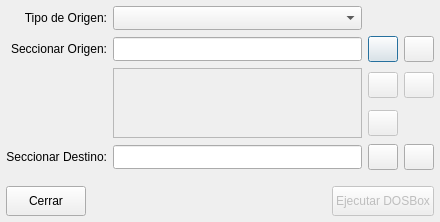
Old version of the form ui/instalar_juego.ui in the repository Monthy/gr-lida.
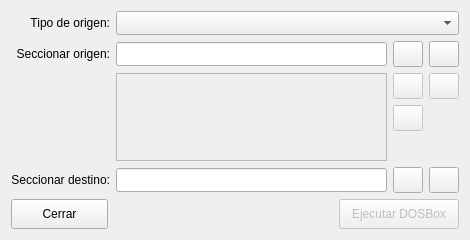
New version of the form. Icons and pictures are not drawn.

```diff
--- a/ui/instalar_juego.ui
+++ b/ui/instalar_juego.ui
@@ -6,22 +6,10 @@
    <rect>
     <x>0</x>
     <y>0</y>
-    <width>440</width>
-    <height>222</height>
+    <width>470</width>
+    <height>240</height>
    </rect>
   </property>
-  <property name="minimumSize">
-   <size>
-    <width>440</width>
-    <height>222</height>
-   </size>
-  </property>
-  <property name="maximumSize">
-   <size>
-    <width>440</width>
-    <height>222</height>
-   </size>
-  </property>
   <property name="windowTitle">
    <string> Instalar un Juego mediante DOSBox</string>
   </property>
@@ -29,277 +17,165 @@
    <iconset resource="../res/grlida.qrc">
     <normaloff>:/img16/applications.png</normaloff>:/img16/applications.png</iconset>
   </property>
-  <layout class="QVBoxLayout" name="verticalLayout">
-   <property name="margin">
-    <number>6</number>
-   </property>
-   <item>
-    <layout class="QGridLayout" name="gridLayout">
-     <item row="0" column="0">
-      <widget class="QLabel" name="label_1">
-       <property name="text">
-        <string>Tipo de Origen:</string>
-       </property>
-       <property name="alignment">
-        <set>Qt::AlignRight|Qt::AlignTrailing|Qt::AlignVCenter</set>
-       </property>
-      </widget>
-     </item>
-     <item row="0" column="1">
-      <widget class="QComboBox" name="cbxMontaje_type_drive">
-       <property name="sizePolicy">
-        <sizepolicy hsizetype="Expanding" vsizetype="Fixed">
-         <horstretch>0</horstretch>
-         <verstretch>0</verstretch>
-        </sizepolicy>
-       </property>
-       <property name="minimumSize">
-        <size>
-         <width>0</width>
-         <height>24</height>
-        </size>
-       </property>
-      </widget>
-     </item>
-     <item row="1" column="1">
-      <widget class="QLineEdit" name="txtOrigenPath">
-       <property name="minimumSize">
-        <size>
-         <width>0</width>
-         <height>24</height>
-        </size>
-       </property>
-      </widget>
-     </item>
-     <item row="1" column="2">
-      <widget class="QPushButton" name="btnOrigen">
-       <property name="minimumSize">
-        <size>
-         <width>30</width>
-         <height>26</height>
-        </size>
-       </property>
-       <property name="maximumSize">
-        <size>
-         <width>30</width>
-         <height>26</height>
-        </size>
-       </property>
-       <property name="text">
-        <string/>
-       </property>
-       <property name="icon">
-        <iconset resource="../res/grlida.qrc">
-         <normaloff>:/img16/carpeta_0.png</normaloff>:/img16/carpeta_0.png</iconset>
-       </property>
-      </widget>
-     </item>
-     <item row="1" column="3">
-      <widget class="QPushButton" name="btnOrigenClear">
-       <property name="minimumSize">
-        <size>
-         <width>30</width>
-         <height>26</height>
-        </size>
-       </property>
-       <property name="maximumSize">
-        <size>
-         <width>30</width>
-         <height>26</height>
-        </size>
-       </property>
-       <property name="text">
-        <string/>
-       </property>
-       <property name="icon">
-        <iconset resource="../res/grlida.qrc">
-         <normaloff>:/img16/limpiar.png</normaloff>:/img16/limpiar.png</iconset>
-       </property>
-      </widget>
-     </item>
-     <item row="2" column="1" rowspan="2">
-      <widget class="QListWidget" name="lwOrigenMultiPath">
-       <property name="enabled">
-        <bool>false</bool>
-       </property>
-       <property name="minimumSize">
-        <size>
-         <width>0</width>
-         <height>70</height>
-        </size>
-       </property>
-      </widget>
-     </item>
-     <item row="2" column="2">
-      <widget class="QPushButton" name="btnSubirIso">
-       <property name="enabled">
-        <bool>false</bool>
-       </property>
-       <property name="minimumSize">
-        <size>
-         <width>30</width>
-         <height>26</height>
-        </size>
-       </property>
-       <property name="maximumSize">
-        <size>
-         <width>30</width>
-         <height>26</height>
-        </size>
-       </property>
-       <property name="text">
-        <string/>
-       </property>
-       <property name="icon">
-        <iconset resource="../res/grlida.qrc">
-         <normaloff>:/img16/go-up.png</normaloff>:/img16/go-up.png</iconset>
-       </property>
-      </widget>
-     </item>
-     <item row="2" column="3">
-      <widget class="QPushButton" name="btnDeleteIso">
-       <property name="enabled">
-        <bool>false</bool>
-       </property>
-       <property name="minimumSize">
-        <size>
-         <width>30</width>
-         <height>26</height>
-        </size>
-       </property>
-       <property name="maximumSize">
-        <size>
-         <width>30</width>
-         <height>26</height>
-        </size>
-       </property>
-       <property name="text">
-        <string/>
-       </property>
-       <property name="icon">
-        <iconset resource="../res/grlida.qrc">
-         <normaloff>:/img16/cancelar.png</normaloff>:/img16/cancelar.png</iconset>
-       </property>
-      </widget>
-     </item>
-     <item row="3" column="2">
-      <widget class="QPushButton" name="btnBajarIso">
-       <property name="enabled">
-        <bool>false</bool>
-       </property>
-       <property name="minimumSize">
-        <size>
-         <width>30</width>
-         <height>26</height>
-        </size>
-       </property>
-       <property name="maximumSize">
-        <size>
-         <width>30</width>
-         <height>26</height>
-        </size>
-       </property>
-       <property name="text">
-        <string/>
-       </property>
-       <property name="icon">
-        <iconset resource="../res/grlida.qrc">
-         <normaloff>:/img16/go-down.png</normaloff>:/img16/go-down.png</iconset>
-       </property>
-      </widget>
-     </item>
-     <item row="4" column="0">
-      <widget class="QLabel" name="label">
-       <property name="text">
-        <string>Seccionar Destino:</string>
-       </property>
-       <property name="alignment">
-        <set>Qt::AlignRight|Qt::AlignTrailing|Qt::AlignVCenter</set>
-       </property>
-      </widget>
-     </item>
-     <item row="4" column="1">
-      <widget class="QLineEdit" name="txtDestinoPath">
-       <property name="minimumSize">
-        <size>
-         <width>0</width>
-         <height>24</height>
-        </size>
-       </property>
-      </widget>
-     </item>
-     <item row="4" column="2">
-      <widget class="QPushButton" name="btnDestino">
-       <property name="minimumSize">
-        <size>
-         <width>30</width>
-         <height>26</height>
-        </size>
-       </property>
-       <property name="maximumSize">
-        <size>
-         <width>30</width>
-         <height>26</height>
-        </size>
-       </property>
-       <property name="text">
-        <string/>
-       </property>
-       <property name="icon">
-        <iconset resource="../res/grlida.qrc">
-         <normaloff>:/img16/carpeta_0.png</normaloff>:/img16/carpeta_0.png</iconset>
-       </property>
-      </widget>
-     </item>
-     <item row="4" column="3">
-      <widget class="QPushButton" name="btnDestinoClear">
-       <property name="minimumSize">
-        <size>
-         <width>30</width>
-         <height>26</height>
-        </size>
-       </property>
-       <property name="maximumSize">
-        <size>
-         <width>30</width>
-         <height>26</height>
-        </size>
-       </property>
-       <property name="text">
-        <string/>
-       </property>
-       <property name="icon">
-        <iconset resource="../res/grlida.qrc">
-         <normaloff>:/img16/limpiar.png</normaloff>:/img16/limpiar.png</iconset>
-       </property>
-      </widget>
-     </item>
-     <item row="1" column="0">
-      <widget class="QLabel" name="label_2">
-       <property name="text">
-        <string>Seccionar Origen:</string>
-       </property>
-       <property name="alignment">
-        <set>Qt::AlignRight|Qt::AlignTrailing|Qt::AlignVCenter</set>
-       </property>
-      </widget>
-     </item>
-    </layout>
+  <layout class="QGridLayout" name="gridLayout">
+   <item row="2" column="2">
+    <widget class="QPushButton" name="btnSubirIso">
+     <property name="enabled">
+      <bool>false</bool>
+     </property>
+     <property name="minimumSize">
+      <size>
+       <width>30</width>
+       <height>26</height>
+      </size>
+     </property>
+     <property name="maximumSize">
+      <size>
+       <width>30</width>
+       <height>26</height>
+      </size>
+     </property>
+     <property name="text">
+      <string/>
+     </property>
+     <property name="icon">
+      <iconset resource="../res/gr-lida.qrc">
+       <normaloff>:/img16/go-up.png</normaloff>:/img16/go-up.png</iconset>
+     </property>
+    </widget>
    </item>
-   <item>
-    <spacer name="verticalSpacer">
-     <property name="orientation">
-      <enum>Qt::Vertical</enum>
+   <item row="1" column="3">
+    <widget class="QPushButton" name="btnClearDirFile">
+     <property name="minimumSize">
+      <size>
+       <width>30</width>
+       <height>26</height>
+      </size>
      </property>
-     <property name="sizeHint" stdset="0">
+     <property name="maximumSize">
       <size>
-       <width>20</width>
-       <height>15</height>
+       <width>30</width>
+       <height>26</height>
       </size>
      </property>
-    </spacer>
+     <property name="text">
+      <string/>
+     </property>
+     <property name="icon">
+      <iconset resource="../res/gr-lida.qrc">
+       <normaloff>:/img16/limpiar.png</normaloff>:/img16/limpiar.png</iconset>
+     </property>
+    </widget>
    </item>
-   <item>
+   <item row="2" column="3">
+    <widget class="QPushButton" name="btnDeleteIso">
+     <property name="enabled">
+      <bool>false</bool>
+     </property>
+     <property name="minimumSize">
+      <size>
+       <width>30</width>
+       <height>26</height>
+      </size>
+     </property>
+     <property name="maximumSize">
+      <size>
+       <width>30</width>
+       <height>26</height>
+      </size>
+     </property>
+     <property name="text">
+      <string/>
+     </property>
+     <property name="icon">
+      <iconset resource="../res/gr-lida.qrc">
+       <normaloff>:/img16/cancelar.png</normaloff>:/img16/cancelar.png</iconset>
+     </property>
+    </widget>
+   </item>
+   <item row="1" column="1">
+    <widget class="QLineEdit" name="txtMontaje_path">
+     <property name="minimumSize">
+      <size>
+       <width>0</width>
+       <height>24</height>
+      </size>
+     </property>
+    </widget>
+   </item>
+   <item row="2" column="1" rowspan="3">
+    <widget class="QListWidget" name="lw_MultiIso">
+     <property name="enabled">
+      <bool>false</bool>
+     </property>
+     <property name="minimumSize">
+      <size>
+       <width>0</width>
+       <height>70</height>
+      </size>
+     </property>
+    </widget>
+   </item>
+   <item row="1" column="0">
+    <widget class="QLabel" name="label_2">
+     <property name="text">
+      <string>Seccionar origen:</string>
+     </property>
+     <property name="alignment">
+      <set>Qt::AlignRight|Qt::AlignTrailing|Qt::AlignVCenter</set>
+     </property>
+    </widget>
+   </item>
+   <item row="1" column="2">
+    <widget class="QPushButton" name="btnDirFile">
+     <property name="minimumSize">
+      <size>
+       <width>30</width>
+       <height>26</height>
+      </size>
+     </property>
+     <property name="maximumSize">
+      <size>
+       <width>30</width>
+       <height>26</height>
+      </size>
+     </property>
+     <property name="text">
+      <string/>
+     </property>
+     <property name="icon">
+      <iconset resource="../res/gr-lida.qrc">
+       <normaloff>:/img16/carpeta_0.png</normaloff>:/img16/carpeta_0.png</iconset>
+     </property>
+    </widget>
+   </item>
+   <item row="0" column="0">
+    <widget class="QLabel" name="label_1">
+     <property name="text">
+      <string>Tipo de origen:</string>
+     </property>
+     <property name="alignment">
+      <set>Qt::AlignRight|Qt::AlignTrailing|Qt::AlignVCenter</set>
+     </property>
+    </widget>
+   </item>
+   <item row="0" column="1" colspan="3">
+    <widget class="QComboBox" name="cbxMontaje_type_drive">
+     <property name="sizePolicy">
+      <sizepolicy hsizetype="Expanding" vsizetype="Fixed">
+       <horstretch>0</horstretch>
+       <verstretch>0</verstretch>
+      </sizepolicy>
+     </property>
+     <property name="minimumSize">
+      <size>
+       <width>0</width>
+       <height>24</height>
+      </size>
+     </property>
+    </widget>
+   </item>
+   <item row="7" column="0" colspan="4">
     <layout class="QHBoxLayout" name="hLayout_1">
      <property name="spacing">
       <number>6</number>
@@ -311,7 +187,7 @@
       <widget class="QPushButton" name="btnCancel">
        <property name="minimumSize">
         <size>
-         <width>0</width>
+         <width>97</width>
          <height>30</height>
         </size>
        </property>
@@ -344,7 +220,7 @@
        </property>
        <property name="minimumSize">
         <size>
-         <width>0</width>
+         <width>120</width>
          <height>30</height>
         </size>
        </property>
@@ -359,6 +235,111 @@
      </item>
     </layout>
    </item>
+   <item row="6" column="0">
+    <spacer name="verticalSpacer">
+     <property name="orientation">
+      <enum>Qt::Vertical</enum>
+     </property>
+     <property name="sizeHint" stdset="0">
+      <size>
+       <width>20</width>
+       <height>15</height>
+      </size>
+     </property>
+    </spacer>
+   </item>
+   <item row="5" column="3">
+    <widget class="QPushButton" name="btnDestinoClear">
+     <property name="minimumSize">
+      <size>
+       <width>30</width>
+       <height>26</height>
+      </size>
+     </property>
+     <property name="maximumSize">
+      <size>
+       <width>30</width>
+       <height>26</height>
+      </size>
+     </property>
+     <property name="text">
+      <string/>
+     </property>
+     <property name="icon">
+      <iconset resource="../res/gr-lida.qrc">
+       <normaloff>:/img16/limpiar.png</normaloff>:/img16/limpiar.png</iconset>
+     </property>
+    </widget>
+   </item>
+   <item row="5" column="2">
+    <widget class="QPushButton" name="btnDestino">
+     <property name="minimumSize">
+      <size>
+       <width>30</width>
+       <height>26</height>
+      </size>
+     </property>
+     <property name="maximumSize">
+      <size>
+       <width>30</width>
+       <height>26</height>
+      </size>
+     </property>
+     <property name="text">
+      <string/>
+     </property>
+     <property name="icon">
+      <iconset resource="../res/gr-lida.qrc">
+       <normaloff>:/img16/carpeta_0.png</normaloff>:/img16/carpeta_0.png</iconset>
+     </property>
+    </widget>
+   </item>
+   <item row="5" column="1">
+    <widget class="QLineEdit" name="txtDestinoPath">
+     <property name="minimumSize">
+      <size>
+       <width>0</width>
+       <height>24</height>
+      </size>
+     </property>
+    </widget>
+   </item>
+   <item row="5" column="0">
+    <widget class="QLabel" name="label">
+     <property name="text">
+      <string>Seccionar destino:</string>
+     </property>
+     <property name="alignment">
+      <set>Qt::AlignRight|Qt::AlignTrailing|Qt::AlignVCenter</set>
+     </property>
+    </widget>
+   </item>
+   <item row="3" column="2">
+    <widget class="QPushButton" name="btnBajarIso">
+     <property name="enabled">
+      <bool>false</bool>
+     </property>
+     <property name="minimumSize">
+      <size>
+       <width>30</width>
+       <height>26</height>
+      </size>
+     </property>
+     <property name="maximumSize">
+      <size>
+       <width>30</width>
+       <height>26</height>
+      </size>
+     </property>
+     <property name="text">
+      <string/>
+     </property>
+     <property name="icon">
+      <iconset resource="../res/gr-lida.qrc">
+       <normaloff>:/img16/go-down.png</normaloff>:/img16/go-down.png</iconset>
+     </property>
+    </widget>
+   </item>
   </layout>
  </widget>
  <tabstops>
```
Left out of the diff: 91 changed lines with no effect on the pictures.
